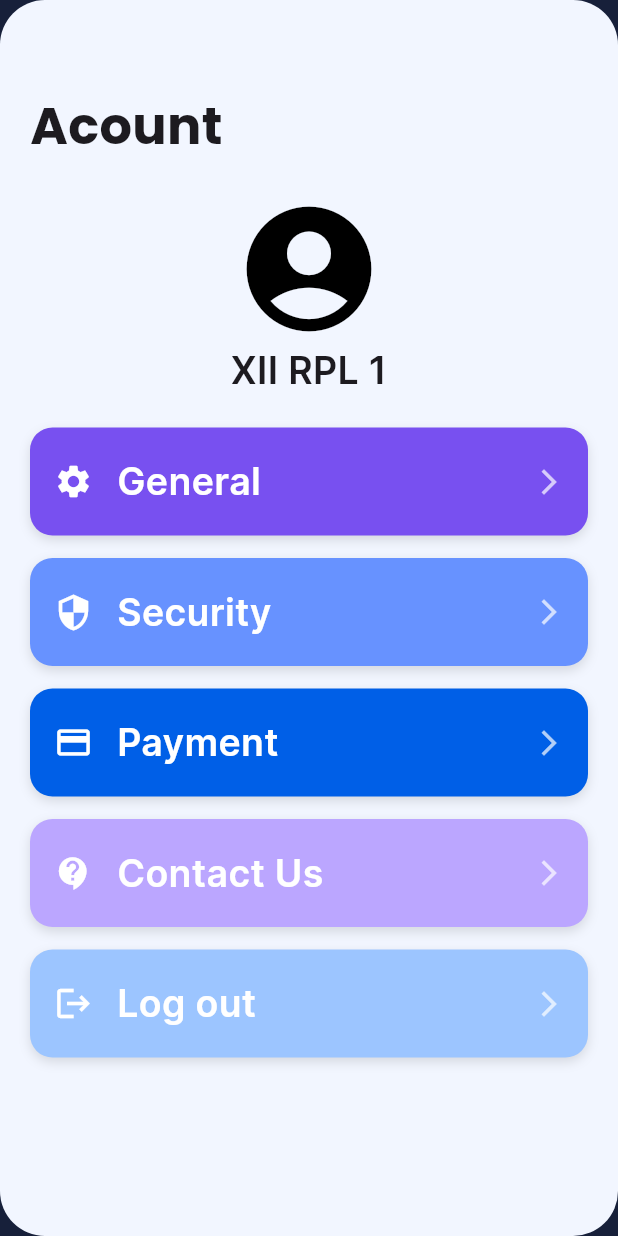
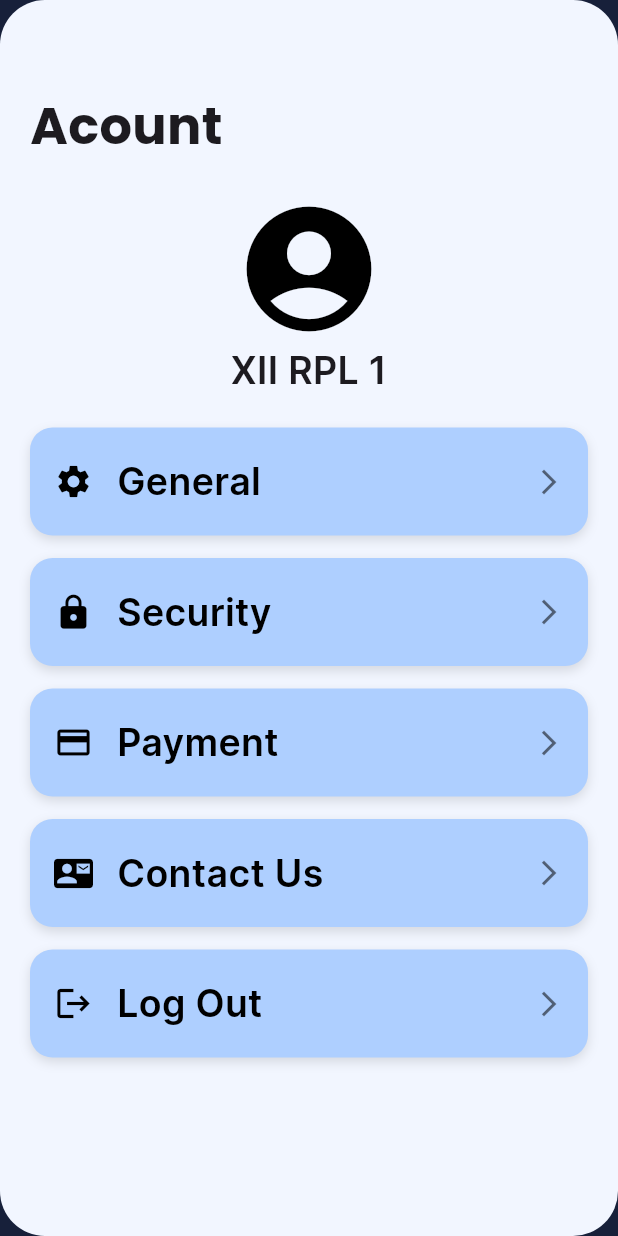
Before and after one commit to nikosetiawan69/projek_3, a Flutter app: the AcountPage widget shown alone on an empty page, opened directly, on a phone screen of 412 x 824 dp. Run offline on Flutter 3.47's test engine with Material 3 defaults, Android fonts, the phone set to English and light mode, and no system bars; our stand-ins replace rive.

Commit message:
membuat isi dari acount

```diff
--- a/lib/ui/screen/acount.dart
+++ b/lib/ui/screen/acount.dart
@@ -1,72 +1,92 @@
-// Mengimpor package material dari Flutter untuk widget Material Design
 import 'package:flutter/material.dart';
-// Mengimpor definisi tema aplikasi
+import 'package:flutter_samples/ui/navigation/home_tab_view.dart';
+import 'package:flutter_samples/ui/screen/contact.dart';
+import 'package:flutter_samples/ui/screen/general_settings.dart';
+import 'package:flutter_samples/ui/screen/login.dart';
+import 'package:flutter_samples/ui/screen/payment.dart';
+import 'package:flutter_samples/ui/screen/security.dart';
 import 'package:flutter_samples/ui/theme.dart';
-
-// Widget untuk halaman akun aplikasi
+// import halaman utama
+import 'package:flutter_samples/ui/getstart.dart';
 class AcountPage extends StatelessWidget {
   const AcountPage({super.key});
+
+  static const Color tileColor = Color(0xFFAECFFF);
 
   @override
   Widget build(BuildContext context) {
     return Container(
-      // Latar belakang menggunakan warna sekunder dari tema (biru tua)
       color: RiveAppTheme.background2,
       child: Center(
         child: Container(
-          // Kontainer utama dengan latar belakang tema dan sudut membulat
           decoration: BoxDecoration(
-            color: RiveAppTheme.background, // Warna latar belakang utama (biru terang)
-            borderRadius: BorderRadius.circular(30), // Sudut membulat
+            color: RiveAppTheme.background,
+            borderRadius: BorderRadius.circular(30),
           ),
-          clipBehavior: Clip.hardEdge, // Memotong konten yang melebihi batas border
+          clipBehavior: Clip.hardEdge,
           child: Padding(
-            padding: const EdgeInsets.symmetric(horizontal: 20, vertical: 10), // Padding dalam
+            padding: const EdgeInsets.symmetric(horizontal: 20, vertical: 10),
             child: Column(
-              crossAxisAlignment: CrossAxisAlignment.start, // Teks rata kiri
+              crossAxisAlignment: CrossAxisAlignment.start,
               children: [
-                const SizedBox(height: 50), // Jarak atas
-                // Judul halaman
+                const SizedBox(height: 50),
                 const Text(
                   'Acount',
                   style: TextStyle(
                     fontSize: 34,
-                    fontFamily: "Poppins", // Font kustom
-                    fontWeight: FontWeight.bold, // Tebal
+                    fontFamily: "Poppins",
+                    fontWeight: FontWeight.bold,
                   ),
                 ),
-                const SizedBox(height: 20), // Jarak antar elemen
-                // Ikon akun di tengah
+                const SizedBox(height: 20),
                 const Center(
                   child: Icon(
-                    Icons.account_circle, // Ikon profil default
+                    Icons.account_circle,
                     size: 100,
                     color: Colors.black,
                   ),
                 ),
-                // Nama atau kelas pengguna
                 Center(
                   child: Text(
-                    'XII RPL 1', // Menunjukkan kelas atau identitas pengguna
+                    'XII RPL 1',
                     textAlign: TextAlign.center,
                     style: const TextStyle(
                       fontSize: 25,
-                      fontFamily: "Inter", // Font kustom berbeda
+                      fontFamily: "Inter",
                       fontWeight: FontWeight.bold,
                     ),
                   ),
                 ),
-                const SizedBox(height: 20), // Jarak antar elemen
-                // Daftar opsi akun
+                const SizedBox(height: 20),
                 Expanded(
                   child: ListView(
                     children: [
-                      // Item daftar untuk setiap opsi akun
-                      _buildTile("General", Icons.settings, Color(0xFF7850F0)),
-                      _buildTile("Security", Icons.security, Color(0xFF6792FF)),
-                      _buildTile("Payment", Icons.payment, Color(0xFF005FE7)),
-                      _buildTile("Contact Us", Icons.contact_support, Color(0xFFBBA6FF)),
-                      _buildTile("Log out", Icons.logout, Color(0xFF9CC5FF)),
+                      _buildTile("General", Icons.settings, tileColor, () {
+  Navigator.push(
+    context,
+    MaterialPageRoute(builder: (context) => const GeneralSettingsPage()),
+  );
+}),
+
+                      _buildTile("Security", Icons.lock, tileColor, () {
+  Navigator.push(context,
+    MaterialPageRoute(builder: (context) => const SecuritySettingsPage()));
+}),
+                     _buildTile("Payment", Icons.payment, tileColor, () {
+  Navigator.push(context, MaterialPageRoute(builder: (context) => const PaymentSettingsPage()));
+}),
+_buildTile("Contact Us", Icons.contact_mail, tileColor, () {
+  Navigator.push(context, MaterialPageRoute(builder: (context) => const ContactUsPage()));
+}),
+                      _buildTile("Log Out", Icons.logout, tileColor, () {
+                        Navigator.pushAndRemoveUntil(
+                          context,
+                          MaterialPageRoute(
+                            builder: (context) => const GetStart(),
+                          ),
+                          (Route<dynamic> route) => false,
+                        );
+                      }),
                     ],
                   ),
                 ),
@@ -78,28 +98,32 @@ class AcountPage extends StatelessWidget {
     );
   }
 
-  // Fungsi untuk membangun tile opsi akun dengan desain kustom
-  static Widget _buildTile(String title, IconData leadingIcon, Color color) {
-    return Container(
-      margin: const EdgeInsets.only(bottom: 15), // Jarak antar tile
+  static Widget _buildTile(
+    String title,
+    IconData leadingIcon,
+    Color color,
+    VoidCallback onTap,
+  ) {
+    return InkWell(
+      onTap: onTap,
+      child: Container(
+        margin: const EdgeInsets.only(bottom: 15),
         decoration: BoxDecoration(
-        color: color, // Warna latar belakang tile
-        borderRadius: BorderRadius.circular(15), // Sudut membulat
+          color: color,
+          borderRadius: BorderRadius.circular(15),
           boxShadow: const [
             BoxShadow(
-            color: Colors.black12, // Bayangan halus
+              color: Colors.black12,
               blurRadius: 6,
               offset: Offset(0, 3),
             ),
           ],
         ),
-      padding: const EdgeInsets.symmetric(horizontal: 16, vertical: 18), // Padding dalam tile
+        padding: const EdgeInsets.symmetric(horizontal: 16, vertical: 18),
         child: Row(
           children: [
-          // Ikon di sisi kiri
-          Icon(leadingIcon, size: 26, color: Colors.white), // Ikon putih untuk kontras
-          const SizedBox(width: 16), // Jarak antar ikon dan teks
-          // Judul opsi
+            Icon(leadingIcon, size: 26, color: Colors.black),
+            const SizedBox(width: 16),
             Expanded(
               child: Text(
                 title,
@@ -107,13 +131,17 @@ class AcountPage extends StatelessWidget {
                   fontFamily: "Inter",
                   fontSize: 25,
                   fontWeight: FontWeight.bold,
-                color: Colors.white, // Teks putih untuk kontras dengan warna tile
+                  color: Colors.black,
                 ),
               ),
             ),
-          // Ikon panah untuk indikasi aksi
-          const Icon(Icons.arrow_forward_ios, size: 20, color: Colors.white70),
+            const Icon(
+              Icons.arrow_forward_ios,
+              size: 20,
+              color: Colors.black54,
+            ),
           ],
+        ),
       ),
     );
   }
```
Also changed, not shown: lib/ui/navigation/side_menu.dart (+8 -6 lines), lib/ui/screen/contact.dart (added, +58 -0 lines), lib/ui/screen/general_settings.dart (added, +200 -0 lines), lib/ui/screen/payment.dart (added, +56 -0 lines), lib/ui/screen/security.dart (added, +158 -0 lines). Lines whose indentation alone changed are shown as unchanged.
